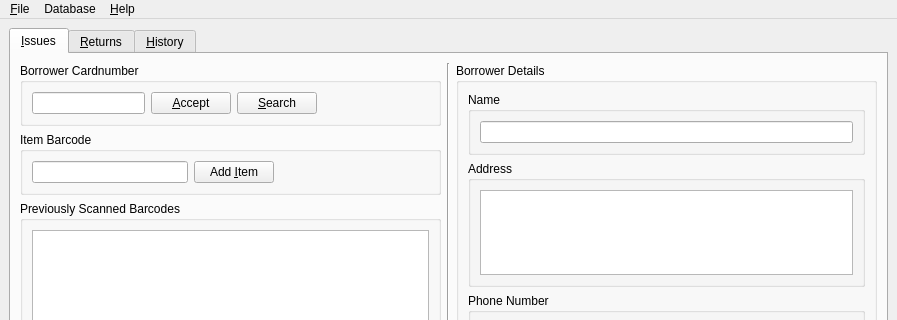
Above: mainwindow.ui from bywatersolutions/koha-offline-circulation before the change; both pictures show x 0 to 897 and y 0 to 320 of the 897 by 895 pixel window. Below: the same form after it.
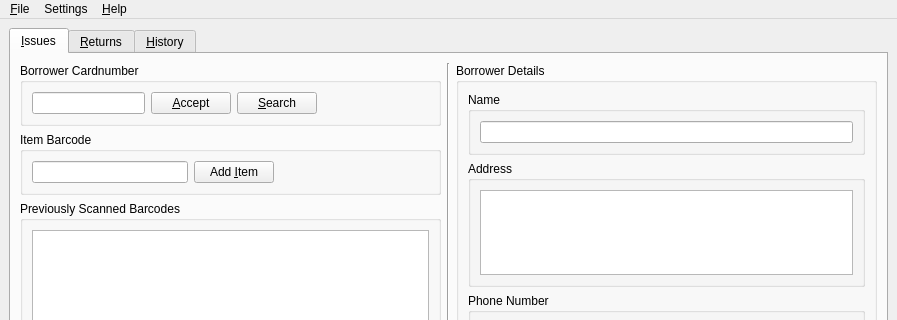
That is the form after the change. Icons and pictures are not drawn.

```diff
--- a/mainwindow.ui
+++ b/mainwindow.ui
@@ -694,7 +694,7 @@
      <x>0</x>
      <y>0</y>
      <width>897</width>
-     <height>25</height>
+     <height>21</height>
     </rect>
    </property>
    <widget class="QMenu" name="menuFile">
@@ -720,7 +720,7 @@
    </widget>
    <widget class="QMenu" name="menuDatabase">
     <property name="title">
-     <string>Database</string>
+     <string>Settings</string>
     </property>
     <addaction name="actionSelectBorrowersDB"/>
    </widget>
```
Left out of the diff: 21 changed lines with no effect on the pictures.
